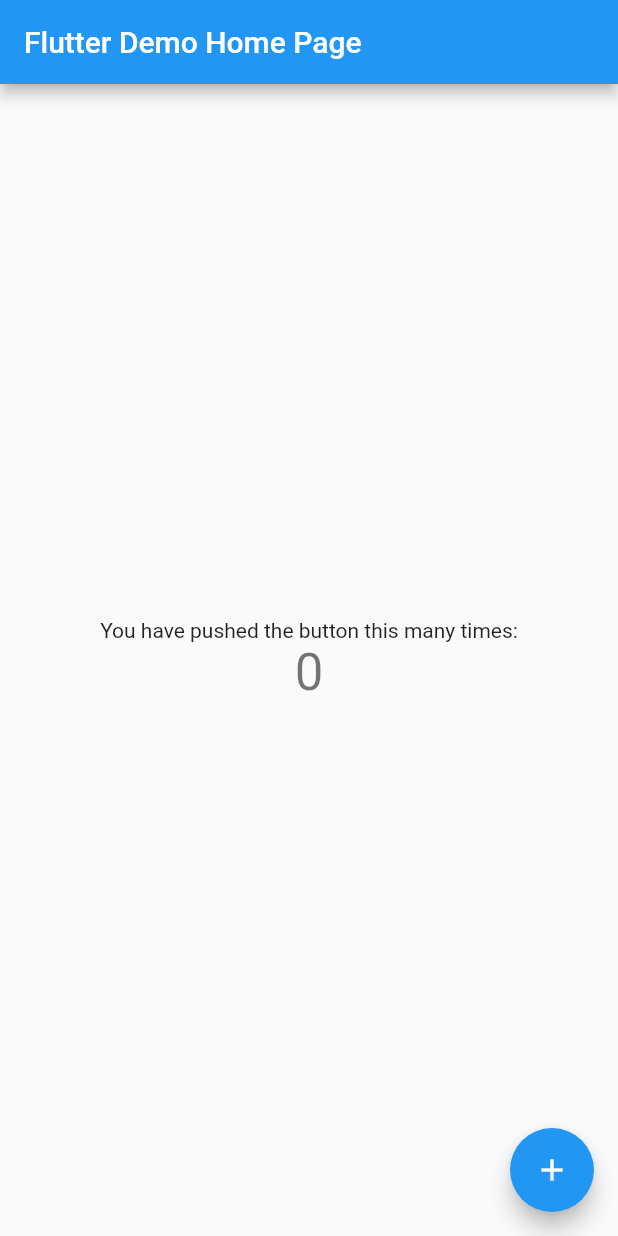
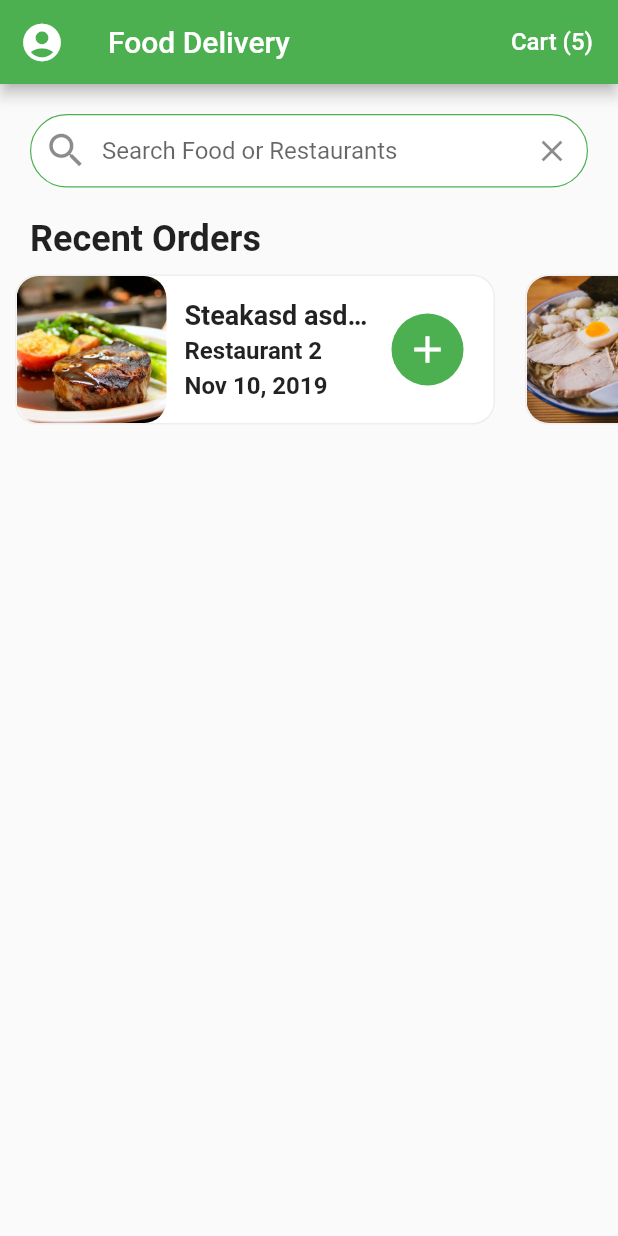
Before and after one commit to YamaTatsu10969/flutter_practice_app, a Flutter app: the screen it shows after launch, on a phone screen of 412 x 824 dp. Run offline on Flutter 3.47's test engine with Material 2 defaults, Android fonts, the phone set to English and light mode, and no system bars; our stand-ins replace animated_text_kit, audioplayers, cloud_firestore, firebase_auth, flutter_spinkit, font_awesome_flutter and 4 more; missing offline and left inert: flutter_facebook_login; accounts and stored records are empty.

Commit message:
add HomeScreen

```diff
--- a/flutter_food_delivery_ui/lib/main.dart
+++ b/flutter_food_delivery_ui/lib/main.dart
@@ -1,4 +1,5 @@
 import 'package:flutter/material.dart';
+import 'package:flutter_food_delivery_ui/screens/home_screen.dart';
 
 void main() => runApp(MyApp());
 
@@ -7,96 +8,13 @@
   @override
   Widget build(BuildContext context) {
     return MaterialApp(
-      title: 'Flutter Demo',
+      title: 'Flutter Food Delovery UI',
+      showSemanticsDebugger: false,
       theme: ThemeData(
-        primarySwatch: Colors.blue,
+        scaffoldBackgroundColor: Colors.grey[50],
+        primaryColor: Colors.green,
       ),
-      home: MyHomePage(title: 'Flutter Demo Home Page'),
+      home: HomeScreen(),
     );
   }
 }
-
-class MyHomePage extends StatefulWidget {
-  MyHomePage({Key key, this.title}) : super(key: key);
-
-  // This widget is the home page of your application. It is stateful, meaning
-  // that it has a State object (defined below) that contains fields that affect
-  // how it looks.
-
-  // This class is the configuration for the state. It holds the values (in this
-  // case the title) provided by the parent (in this case the App widget) and
-  // used by the build method of the State. Fields in a Widget subclass are
-  // always marked "final".
-
-  final String title;
-
-  @override
-  _MyHomePageState createState() => _MyHomePageState();
-}
-
-class _MyHomePageState extends State<MyHomePage> {
-  int _counter = 0;
-
-  void _incrementCounter() {
-    setState(() {
-      // This call to setState tells the Flutter framework that something has
-      // changed in this State, which causes it to rerun the build method below
-      // so that the display can reflect the updated values. If we changed
-      // _counter without calling setState(), then the build method would not be
-      // called again, and so nothing would appear to happen.
-      _counter++;
-    });
-  }
-
-  @override
-  Widget build(BuildContext context) {
-    // This method is rerun every time setState is called, for instance as done
-    // by the _incrementCounter method above.
-    //
-    // The Flutter framework has been optimized to make rerunning build methods
-    // fast, so that you can just rebuild anything that needs updating rather
-    // than having to individually change instances of widgets.
-    return Scaffold(
-      appBar: AppBar(
-        // Here we take the value from the MyHomePage object that was created by
-        // the App.build method, and use it to set our appbar title.
-        title: Text(widget.title),
-      ),
-      body: Center(
-        // Center is a layout widget. It takes a single child and positions it
-        // in the middle of the parent.
-        child: Column(
-          // Column is also a layout widget. It takes a list of children and
-          // arranges them vertically. By default, it sizes itself to fit its
-          // children horizontally, and tries to be as tall as its parent.
-          //
-          // Invoke "debug painting" (press "p" in the console, choose the
-          // "Toggle Debug Paint" action from the Flutter Inspector in Android
-          // Studio, or the "Toggle Debug Paint" command in Visual Studio Code)
-          // to see the wireframe for each widget.
-          //
-          // Column has various properties to control how it sizes itself and
-          // how it positions its children. Here we use mainAxisAlignment to
-          // center the children vertically; the main axis here is the vertical
-          // axis because Columns are vertical (the cross axis would be
-          // horizontal).
-          mainAxisAlignment: MainAxisAlignment.center,
-          children: <Widget>[
-            Text(
-              'You have pushed the button this many times:',
-            ),
-            Text(
-              '$_counter',
-              style: Theme.of(context).textTheme.display1,
-            ),
-          ],
-        ),
-      ),
-      floatingActionButton: FloatingActionButton(
-        onPressed: _incrementCounter,
-        tooltip: 'Increment',
-        child: Icon(Icons.add),
-      ), // This trailing comma makes auto-formatting nicer for build methods.
-    );
-  }
-}
--- /dev/null
+++ b/flutter_food_delivery_ui/lib/screens/home_screen.dart
@@ -0,0 +1,71 @@
+import 'package:flutter/material.dart';
+import 'package:flutter_food_delivery_ui/widgets/recent_orders.dart';
+
+import '../data/data.dart';
+
+class HomeScreen extends StatefulWidget {
+  @override
+  _HomeScreenState createState() => _HomeScreenState();
+}
+
+class _HomeScreenState extends State<HomeScreen> {
+  @override
+  Widget build(BuildContext context) {
+    return Scaffold(
+      appBar: AppBar(
+        leading: IconButton(
+          icon: Icon(Icons.account_circle),
+          iconSize: 30.0,
+          onPressed: () {},
+        ),
+        title: Text('Food Delivery'),
+        actions: <Widget>[
+          FlatButton(
+              onPressed: () {},
+              child: Text(
+                'Cart (${currentUser.cart.length})',
+                style: TextStyle(
+                  color: Colors.white,
+                  fontSize: 16,
+                ),
+              ))
+        ],
+      ),
+      body: ListView(
+        children: <Widget>[
+          Padding(
+            padding: EdgeInsets.all(20),
+            child: TextField(
+              decoration: InputDecoration(
+                contentPadding: EdgeInsets.symmetric(vertical: 15),
+                fillColor: Colors.white,
+                filled: true,
+                border: OutlineInputBorder(
+                  borderRadius: BorderRadius.circular(30.0),
+                  borderSide: BorderSide(width: 0.8),
+                ),
+                enabledBorder: OutlineInputBorder(
+                  borderRadius: BorderRadius.circular(30.0),
+                  borderSide: BorderSide(
+                    width: 0.8,
+                    color: Theme.of(context).primaryColor,
+                  ),
+                ),
+                hintText: 'Search Food or Restaurants',
+                prefixIcon: Icon(
+                  Icons.search,
+                  size: 30.0,
+                ),
+                suffixIcon: IconButton(
+                  icon: Icon(Icons.clear),
+                  onPressed: () {},
+                ),
+              ),
+            ),
+          ),
+          RecentOrders(),
+        ],
+      ),
+    );
+  }
+}
--- /dev/null
+++ b/flutter_food_delivery_ui/lib/widgets/recent_orders.dart
@@ -0,0 +1,131 @@
+import 'package:flutter/material.dart';
+
+import '../data/data.dart';
+import '../models/order.dart';
+
+class RecentOrders extends StatelessWidget {
+  _buildRecentOrder(BuildContext context, Order order) {
+    return Container(
+      margin: EdgeInsets.all(10.0),
+      width: 320,
+      decoration: BoxDecoration(
+        color: Colors.white,
+        borderRadius: BorderRadius.circular(15),
+        border: Border.all(
+          width: 1.0,
+          color: Colors.grey[200],
+        ),
+      ),
+      child: Row(
+        mainAxisAlignment: MainAxisAlignment.spaceBetween,
+        children: [
+          Expanded(
+            child: Row(
+              children: <Widget>[
+                ClipRRect(
+                  borderRadius: BorderRadius.all(Radius.circular(15)),
+                  child: Image(
+                    height: 100.0,
+                    width: 100.0,
+                    image: AssetImage(order.food.imageUrl),
+                    fit: BoxFit.cover,
+                  ),
+                ),
+                Flexible(
+                  child: Container(
+                    margin: EdgeInsets.all(12),
+                    child: Column(
+                      mainAxisAlignment: MainAxisAlignment.center,
+                      crossAxisAlignment: CrossAxisAlignment.start,
+                      children: <Widget>[
+                        Text(
+                          order.food.name + 'asd asd asd',
+                          style: TextStyle(
+                            fontSize: 18,
+                            fontWeight: FontWeight.bold,
+                          ),
+                          overflow: TextOverflow.ellipsis,
+                        ),
+                        SizedBox(
+                          height: 4,
+                        ),
+                        Text(
+                          order.restaurant.name,
+                          style: TextStyle(
+                            fontSize: 16,
+                            fontWeight: FontWeight.w600,
+                          ),
+                          overflow: TextOverflow.ellipsis,
+                        ),
+                        SizedBox(
+                          height: 4,
+                        ),
+                        Text(
+                          order.date,
+                          style: TextStyle(
+                            fontSize: 16,
+                            fontWeight: FontWeight.bold,
+                          ),
+                          overflow: TextOverflow.ellipsis,
+                        ),
+                      ],
+                    ),
+                  ),
+                ),
+              ],
+            ),
+          ),
+          Container(
+            margin: EdgeInsets.only(
+              right: 20,
+            ),
+            width: 48,
+            decoration: BoxDecoration(
+              color: Theme.of(context).primaryColor,
+              borderRadius: BorderRadius.circular(30),
+            ),
+            child: IconButton(
+              icon: Icon(
+                Icons.add,
+                size: 30,
+                color: Colors.white,
+              ),
+              onPressed: () {},
+            ),
+          ),
+        ],
+      ),
+    );
+  }
+
+  @override
+  Widget build(BuildContext context) {
+    return Column(
+      crossAxisAlignment: CrossAxisAlignment.start,
+      children: <Widget>[
+        Padding(
+          padding: EdgeInsets.symmetric(horizontal: 20),
+          child: Text(
+            'Recent Orders',
+            style: TextStyle(
+              fontSize: 24.0,
+              fontWeight: FontWeight.w600,
+//              letterSpacing: 0.5,
+            ),
+          ),
+        ),
+        Container(
+          height: 120,
+          child: ListView.builder(
+            scrollDirection: Axis.horizontal,
+            itemCount: currentUser.orders.length,
+            itemBuilder: (context, int index) {
+              Order order = currentUser.orders[index];
+              return _buildRecentOrder(context, order);
+            },
+          ),
+        )
+      ],
+    );
+  }
+}
```
Also changed, not shown: 1 other file.
